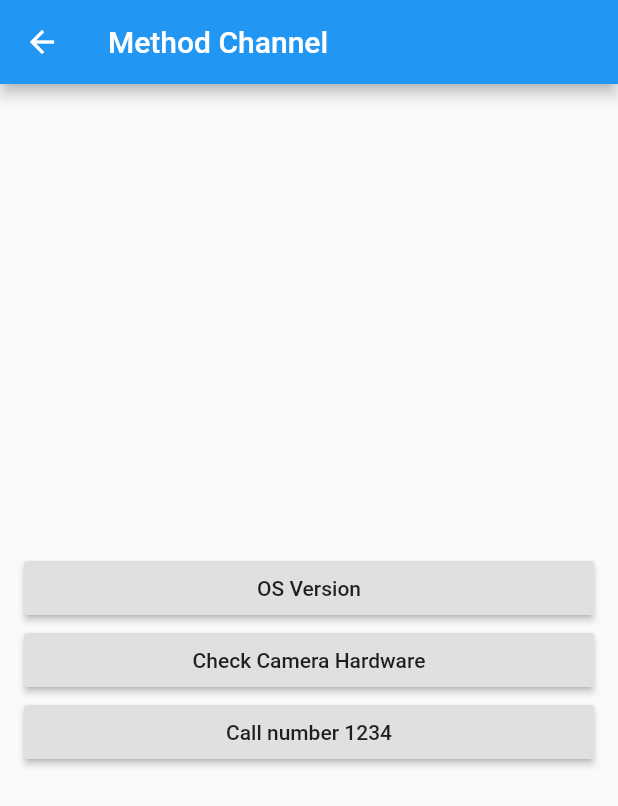
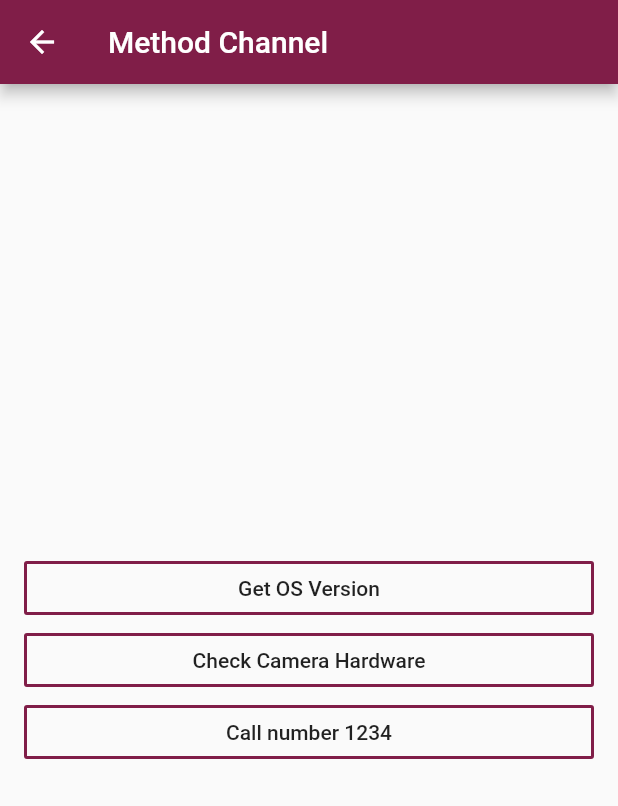
Before and after one commit to GOVINDDIXIT/Platform-Channel-Demo, a Flutter app: the screen it shows after launch, after a tap on "Method Channel", on a phone screen of 412 x 824 dp. Shown: the top 806 px of the screen. Run offline on Flutter 3.47's test engine with Material 2 defaults, Android fonts, the phone set to English and light mode, and no system bars; our stand-ins replace google_fonts.

Commit message:
improve ui of method channel page

```diff
--- a/lib/main.dart
+++ b/lib/main.dart
@@ -1,8 +1,8 @@
 import 'package:flutter/material.dart';
 import 'package:platformchanneldemo/platform_channel.dart';
 
-import 'event_channel.dart';
-import 'method_channel.dart';
+import 'event_channel_page.dart';
+import 'method_channel_page.dart';
 
 main() {
   runApp(MyApp());
@@ -27,33 +27,71 @@ class _HomePageState extends State<HomePage> {
   Widget build(BuildContext context) {
     return Scaffold(
       appBar: AppBar(
+        backgroundColor: Color(0xFF801E48),
         title: Text('Platform Channels'),
       ),
       body: Center(
         child: Column(
           mainAxisAlignment: MainAxisAlignment.center,
           children: <Widget>[
-            RaisedButton(
+            Material(
+              //Wrap with Material
+              shape: RoundedRectangleBorder(
+                  borderRadius: BorderRadius.circular(22.0)),
+              elevation: 10.0,
+              color: Color(0xFF801E48),
+              clipBehavior: Clip.antiAlias,
+              // Add This
+              child: MaterialButton(
+                minWidth: 200.0,
+                height: 35,
+                color: Color(0xFF801E48),
+                child: new Text('Method Channel',
+                    style: new TextStyle(fontSize: 16.0, color: Colors.white)),
                 onPressed: () {
                   final page = MethodChannelPage();
                   navigate(context, page);
                 },
-              child: Text('Method Channel'),
               ),
-            RaisedButton(
+            ),
+            SizedBox(height: 16),
+            Material(
+              shape: RoundedRectangleBorder(
+                  borderRadius: BorderRadius.circular(22.0)),
+              elevation: 10.0,
+              color: Color(0xFF801E48),
+              clipBehavior: Clip.antiAlias,
+              child: MaterialButton(
+                minWidth: 200.0,
+                height: 35,
+                color: Color(0xFF801E48),
+                child: new Text('Event Channel',
+                    style: new TextStyle(fontSize: 16.0, color: Colors.white)),
                 onPressed: () {
                   final page = EventChannelPage();
                   navigate(context, page);
                 },
-              child: Text('Event Channel'),
               ),
-            RaisedButton(
+            ),
+            SizedBox(height: 16),
+            Material(
+              shape: RoundedRectangleBorder(
+                  borderRadius: BorderRadius.circular(22.0)),
+              elevation: 10.0,
+              color: Color(0xFF801E48),
+              clipBehavior: Clip.antiAlias,
+              child: MaterialButton(
+                minWidth: 200.0,
+                height: 35,
+                color: Color(0xFF801E48),
+                child: new Text('Combine Channels',
+                    style: new TextStyle(fontSize: 16.0, color: Colors.white)),
                 onPressed: () {
                   final page = PlatformChannel();
                   navigate(context, page);
                 },
-              child: Text('Combination of Both Channel'),
-            )
+              ),
+            ),
           ],
         ),
       ),
--- a/lib/method_channel.dart
+++ b/lib/method_channel_page.dart
@@ -14,6 +14,7 @@ class _MethodChannelPageState extends State<MethodChannelPage> {
   Widget build(BuildContext context) {
     return Scaffold(
       appBar: AppBar(
+        backgroundColor: Color(0xFF801E48),
         title: Text("Method Channel"),
       ),
       body: Container(
@@ -33,46 +34,62 @@ class _MethodChannelPageState extends State<MethodChannelPage> {
 
   Builder osVersionButton() {
     return Builder(
-      builder: (context) => RaisedButton(
+      builder: (context) => OutlineButton(
+        child: Text('Get OS Version'),
         onPressed: () {
           _getOSVersion().then((value) {
             Scaffold.of(context).showSnackBar(
               SnackBar(
                 content: Text(value),
-                duration: Duration(seconds: 3),
+                duration: Duration(seconds: 2),
               ),
             );
           });
-        },
-        child: Text('OS Version'),
+        }, //callback when button is clicked
+        borderSide: BorderSide(
+          color: Color(0xFF801E48), //Color of the border
+          style: BorderStyle.solid, //Style of the border
+          width: 2.0, //width of the border
+        ),
       ),
     );
   }
 
   Builder checkCameraButton() {
     return Builder(
-      builder: (context) => RaisedButton(
+      builder: (context) => OutlineButton(
+        child: Text('Check Camera Hardware'),
         onPressed: () {
           _isCameraAvailable().then((value) {
             Scaffold.of(context).showSnackBar(
               SnackBar(
                 content: Text(value['status']),
-                duration: Duration(seconds: 3),
+                duration: Duration(seconds: 2),
               ),
             );
           });
-        },
-        child: Text('Check Camera Hardware'),
+        }, //callback when button is clicked
+        borderSide: BorderSide(
+          color: Color(0xFF801E48), //Color of the border
+          style: BorderStyle.solid, //Style of the border
+          width: 2.0, //width of the border
+        ),
       ),
     );
   }
 
-  RaisedButton callNumberButton() {
-    return RaisedButton(
+  OutlineButton callNumberButton() {
+    return OutlineButton(
+      child: Text('Call number 1234'),
       onPressed: () {
         _callNumber('1234');
       },
-      child: Text('Call number 1234'),
+      //callback when button is clicked
+      borderSide: BorderSide(
+        color: Color(0xFF801E48), //Color of the border
+        style: BorderStyle.solid, //Style of the border
+        width: 2.0, //width of the border
+      ),
     );
   }
 
@@ -83,7 +100,7 @@ class _MethodChannelPageState extends State<MethodChannelPage> {
     } on PlatformException catch (e) {
       version = e.message;
     }
-    return version;
+    return "Android " + version;
   }
 
   Future<Map<String, String>> _isCameraAvailable() async {
```
Also changed, not shown: lib/event_channel_page.dart (renamed from lib/event_channel.dart), 1 other file. Lines whose indentation alone changed are shown as unchanged.
